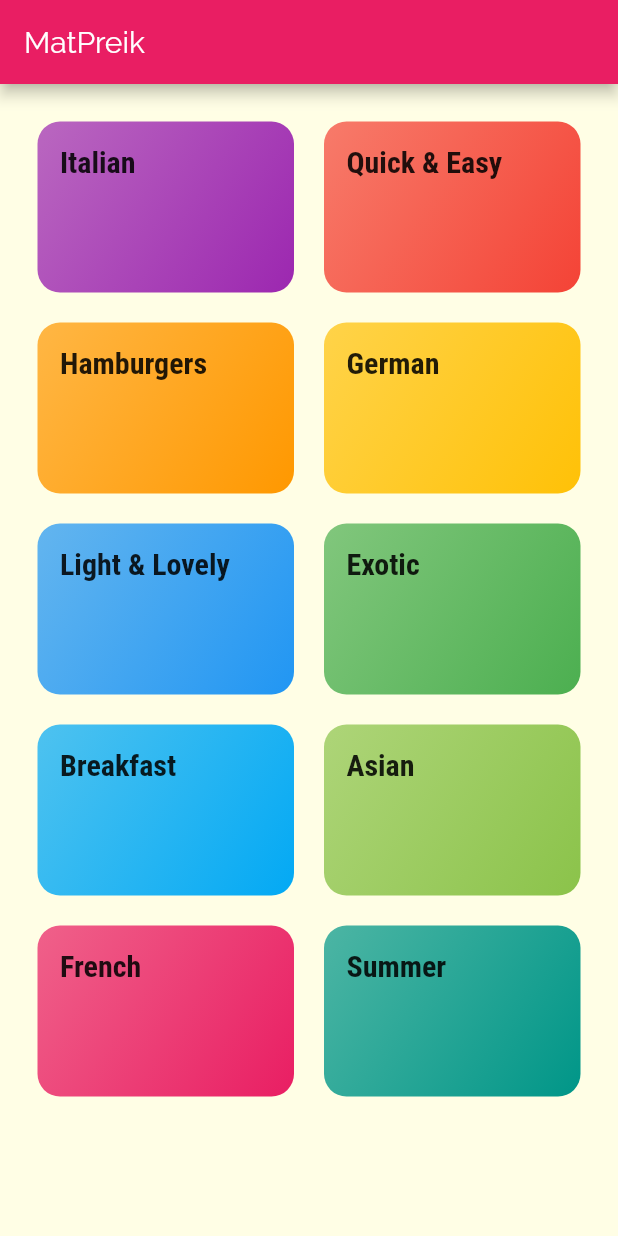
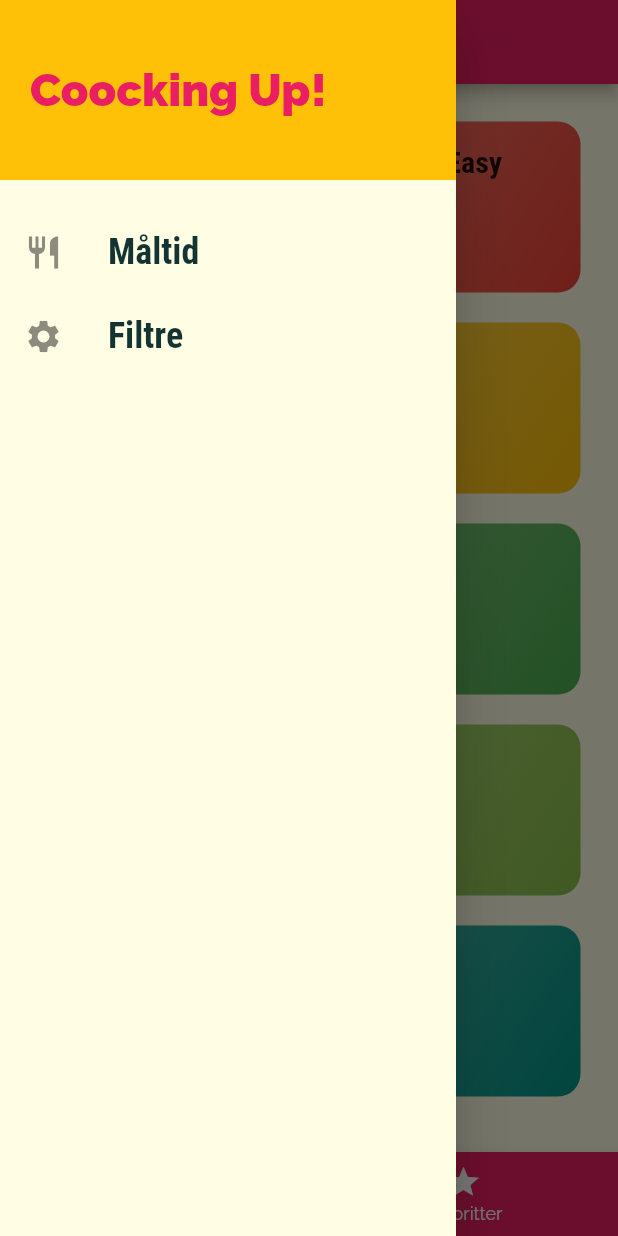
Before and after one commit to rbyre/flutter_kokebok, a Flutter app: the screen it shows after launch, with the side drawer open (before the commit the screen has no drawer), on a phone screen of 412 x 824 dp. Run offline on Flutter 3.47's test engine with Material 2 defaults, Android fonts, the light colour scheme and no system bars; our stand-ins replace velocity_x; missing offline and left inert: dart:js.

Commit message:
lagt til litt funksjonalitet

```diff
--- a/lib/main.dart
+++ b/lib/main.dart
@@ -1,7 +1,9 @@
 import 'package:flutter/material.dart';
+import 'package:meals/screens/filters_screen.dart';
 import './screens/meal_detail_screen.dart';
 import './screens/categories_screen.dart';
 import './screens/category_meals_screen.dart';
+import './screens/tabs_screen.dart';
 
 void main() => runApp(MyApp());
 
@@ -32,9 +34,16 @@ class MyApp extends StatelessWidget {
       // home: CategoriesScreen(),
       initialRoute: '/',
       routes: {
-        '/': (ctx) => CategoriesScreen(),
+        '/': (ctx) => TabsScreen(),
         CategoryMealsScreen.routeName: (ctx) => CategoryMealsScreen(),
         MealDetailScreen.routeName: (ctx) => MealDetailScreen(),
+        FiltersScreen.routeName: (ctx) => FiltersScreen(),
+      },
+      // fungerer som 404
+      onUnknownRoute: (settings) {
+        return MaterialPageRoute(
+          builder: (ctx) => CategoriesScreen(),
+        );
       },
     );
   }
--- a/lib/screens/categories_screen.dart
+++ b/lib/screens/categories_screen.dart
@@ -5,11 +5,7 @@ import '../widgets/category_item.dart';
 class CategoriesScreen extends StatelessWidget {
   @override
   Widget build(BuildContext context) {
-    return Scaffold(
-      appBar: AppBar(
-        title: const Text('MatPreik'),
-      ),
-      body: GridView(
+    return GridView(
       padding: const EdgeInsets.all(25),
       children: DUMMY_CATEGORIES
           .map((catData) => CategoryItem(catData.id, catData.title, catData.color))
@@ -20,7 +16,6 @@ class CategoriesScreen extends StatelessWidget {
         crossAxisSpacing: 20,
         mainAxisSpacing: 20,
       ),
-      ),
     );
   }
 }
--- /dev/null
+++ b/lib/screens/tabs_screen.dart
@@ -0,0 +1,59 @@
+import 'package:flutter/material.dart';
+
+import './favorites_screen.dart';
+import './categories_screen.dart';
+import '../widgets/main_drawer.dart';
+
+class TabsScreen extends StatefulWidget {
+  @override
+  _TabsScreenState createState() => _TabsScreenState();
+}
+
+class _TabsScreenState extends State<TabsScreen> {
+  final List<Map<String, Object>> _pages = [
+    {'page': CategoriesScreen(), 'title': 'Kategorier'},
+    {
+      'page': FavoritesScreen(),
+      'title': 'Din favoritt',
+    },
+  ];
+  int _selectedPageIndex = 0;
+  void _selectPage(int index) {
+    setState(() {
+      _selectedPageIndex = index;
+    });
+  }
+
+  @override
+  Widget build(BuildContext context) {
+    return Scaffold(
+      appBar: AppBar(
+        title: Text(
+          _pages[_selectedPageIndex]['title'],
+        ),
+      ),
+      drawer: MainDrawer(),
+      body: _pages[_selectedPageIndex]['page'],
+      bottomNavigationBar: BottomNavigationBar(
+        onTap: _selectPage,
+        backgroundColor: Theme.of(context).primaryColor,
+        selectedItemColor: Theme.of(context).accentColor,
+        unselectedItemColor: Colors.white,
+        currentIndex: _selectedPageIndex,
+        // type: BottomNavigationBarType.shifting,
+        items: [
+          BottomNavigationBarItem(
+            backgroundColor: Theme.of(context).primaryColor,
+            icon: Icon(Icons.category),
+            label: 'Kategorier',
+          ),
+          BottomNavigationBarItem(
+            backgroundColor: Theme.of(context).primaryColor,
+            icon: Icon(Icons.star),
+            label: 'Favoritter',
+          ),
+        ],
+      ),
+    );
+  }
+}
--- /dev/null
+++ b/lib/widgets/main_drawer.dart
@@ -0,0 +1,50 @@
+import 'package:flutter/material.dart';
+
+class MainDrawer extends StatelessWidget {
+  Widget buildListTile(String title, IconData icon, Function tapHandler) {
+    return ListTile(
+      leading: Icon(
+        icon,
+        size: 26,
+      ),
+      title: Text(
+        title,
+        style: TextStyle(fontFamily: 'RobotoCondensed', fontSize: 24, fontWeight: FontWeight.bold),
+      ),
+      onTap: () {
+        tapHandler;
+      },
+    );
+  }
+
+  @override
+  Widget build(BuildContext context) {
+    return Drawer(
+      child: Column(
+        children: [
+          Container(
+            height: 120,
+            width: double.infinity,
+            padding: EdgeInsets.all(20),
+            alignment: Alignment.centerLeft,
+            color: Theme.of(context).accentColor,
+            child: Text(
+              'Coocking Up!',
+              style: TextStyle(
+                  fontWeight: FontWeight.w900, fontSize: 30, color: Theme.of(context).primaryColor),
+            ),
+          ),
+          SizedBox(
+            height: 20,
+          ),
+          buildListTile('Måltid', Icons.restaurant, () {
+            Navigator.of(context).pushNamed('/');
+          }),
+          buildListTile('Filtre', Icons.settings, () {
+            Navigator.of(context).pushNamed('/');
+          })
+        ],
+      ),
+    );
+  }
+}
```
Also changed, not shown: lib/screens/favorites_screen.dart (added, +10 -0 lines), lib/screens/filters_screen.dart (added, +12 -0 lines), lib/screens/meal_detail_screen.dart (+82 -2 lines). Lines whose indentation alone changed are shown as unchanged.
